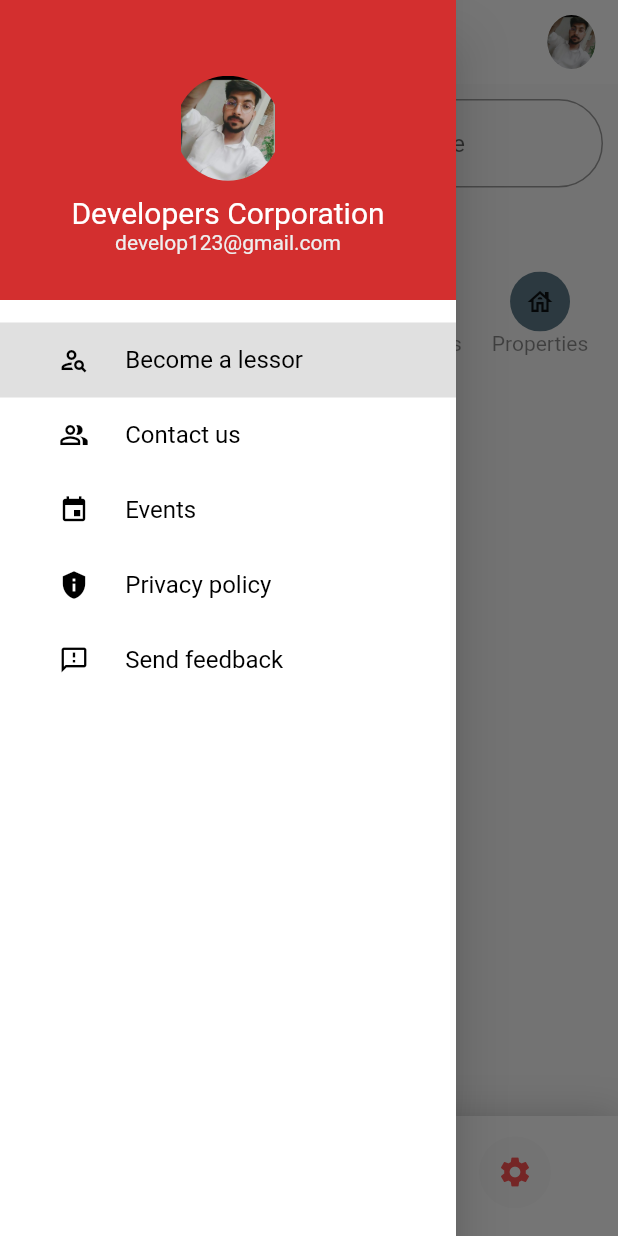
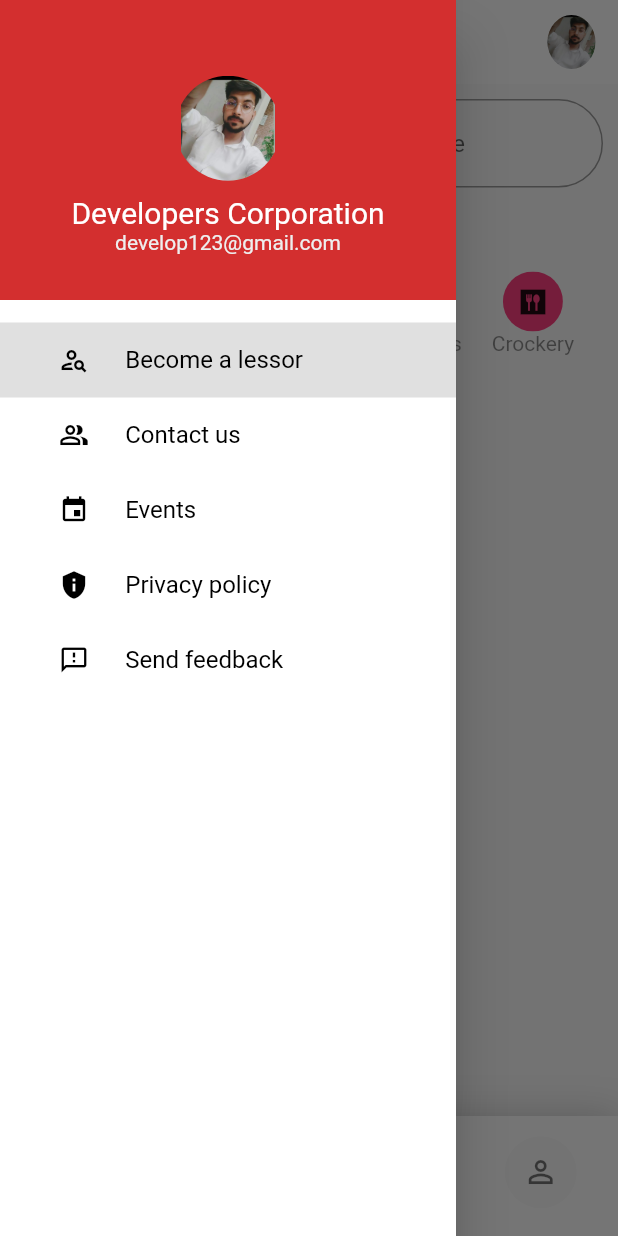
Before and after one commit to danishhafeez322/Flutter-Project, a Flutter app: the screen it shows after launch, with the side drawer open, on a phone screen of 412 x 824 dp. Run offline on Flutter 3.47's test engine with Material 2 defaults, Android fonts, the phone set to English and light mode, and no system bars; our stand-ins replace firebase_core, google_maps_flutter; accounts and stored records are empty.

Commit message:
bottom bar1

```diff
--- a/lib/helper/utils.dart
+++ b/lib/helper/utils.dart
@@ -227,61 +227,6 @@ class Utils {
                 parts: []),
           ]),
       Category(
-          color: Colors.blueGrey,
-          name: "Properties",
-          imgName: "property",
-          icon: Icons.house_outlined,
-          subCategories: [
-            SubCategory(
-                name: "Apartment",
-                icon: Icons.house_outlined,
-                color: Colors.blueAccent,
-                price: 2000,
-                MaxDays: 18,
-                imgName: 'apartment',
-                parts: []),
-            SubCategory(
-                name: "House 6Marla",
-                icon: Icons.house_outlined,
-                color: Colors.blueAccent,
-                price: 1200,
-                MaxDays: 12,
-                imgName: 'house6',
-                parts: []),
-            SubCategory(
-                name: "Penthouse",
-                icon: Icons.house_outlined,
-                color: Colors.blueAccent,
-                price: 3000,
-                MaxDays: 60,
-                imgName: 'penthouse',
-                parts: []),
-            SubCategory(
-                name: "House 5Marla",
-                icon: Icons.house_outlined,
-                color: Colors.blueAccent,
-                price: 1000,
-                MaxDays: 25,
-                imgName: 'house5',
-                parts: []),
-            SubCategory(
-                name: "Farms",
-                icon: Icons.house_outlined,
-                color: Colors.blueAccent,
-                price: 300,
-                MaxDays: 25,
-                imgName: 'farms',
-                parts: []),
-            SubCategory(
-                name: "Farmhouse",
-                icon: Icons.house_outlined,
-                color: Colors.blueAccent,
-                price: 7000,
-                MaxDays: 5,
-                imgName: 'farmhouse',
-                parts: []),
-          ]),
-      Category(
           color: Colors.pinkAccent,
           name: "Crockery",
           imgName: "property",
--- a/lib/main.dart
+++ b/lib/main.dart
@@ -1,10 +1,8 @@
-import 'package:cloud_firestore/cloud_firestore.dart';
 import 'package:flutter/material.dart';
 import 'package:mad_project/models/category.dart';
 import 'package:mad_project/pages/categorybottombar.dart';
 import 'package:mad_project/pages/categorycard.dart';
 import 'package:mad_project/pages/selectedcategory.dart';
-import 'package:mad_project/pages/userdetails.dart';
 import 'package:mad_project/users/lessor.dart';
 import 'package:mad_project/widgets/MyDrawerHeader.dart';
 import 'package:firebase_core/firebase_core.dart';
--- a/lib/pages/categorybottombar.dart
+++ b/lib/pages/categorybottombar.dart
@@ -24,7 +24,7 @@ class CategoryBottomBar extends StatelessWidget {
           ClipOval(
             child: Material(
               child: IconButton(
-                icon: const Icon(Icons.home_rounded, color: Colors.redAccent),
+                icon: const Icon(Icons.home_rounded, color: Colors.black54),
                 onPressed: () {
                   Navigator.push(context,
                       MaterialPageRoute(builder: (context) => WelcomePage()));
@@ -36,7 +36,7 @@ class CategoryBottomBar extends StatelessWidget {
             child: Material(
               child: IconButton(
                 icon: const Icon(Icons.notifications_active_outlined,
-                    color: Colors.redAccent),
+                    color: Colors.black54),
                 onPressed: () {
                   Navigator.push(context,
                       MaterialPageRoute(builder: (context) => Notificationd()));
@@ -47,7 +47,20 @@ class CategoryBottomBar extends StatelessWidget {
           ClipOval(
             child: Material(
               child: IconButton(
-                icon: const Icon(Icons.settings, color: Colors.redAccent),
+                icon: const Icon(Icons.file_upload_outlined,
+                    color: Colors.black54),
+                onPressed: () {
+                  Navigator.push(context,
+                      MaterialPageRoute(builder: (context) => settings()));
+                },
+              ),
+            ),
+          ),
+          ClipOval(
+            child: Material(
+              child: IconButton(
+                icon: const Icon(Icons.person_outline_outlined,
+                    color: Colors.black54),
                 onPressed: () {
                   Navigator.push(context,
                       MaterialPageRoute(builder: (context) => settings()));
```
